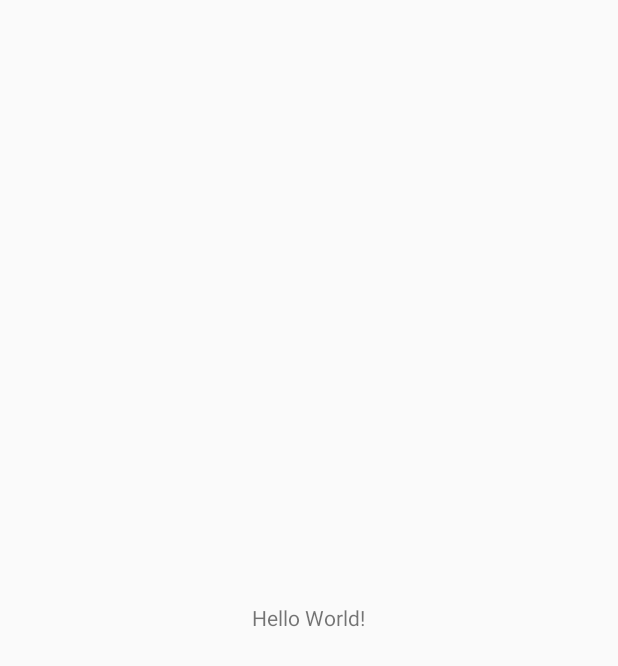
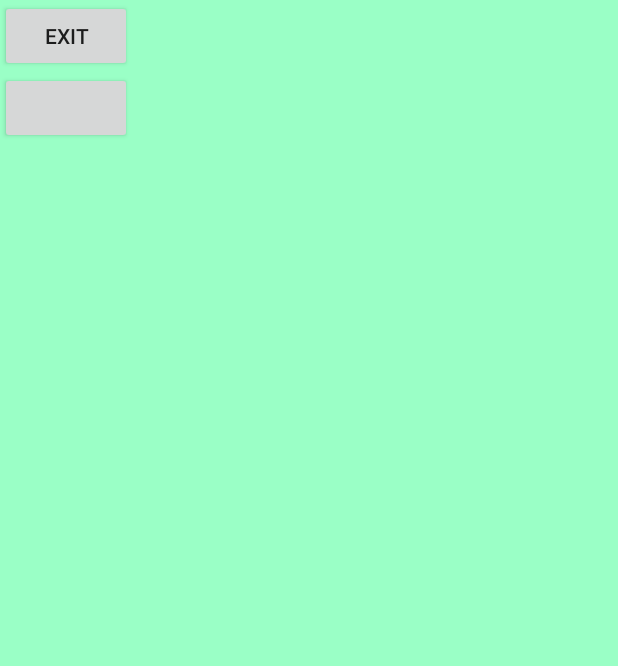
Before and after one commit to JuKyYoon/Pineapple, an Android app: the screen it shows after launch (MainMenuActivity), on a phone screen of 412 x 824 dp. Before the commit the part shown is almost empty. Shown: the top 666 px of the screen. Run offline under Robolectric (Android 15) with nearby library versions, the phone set to English and light mode, and no system bars.

Commit message:
upgrade skeleton #6

```diff
--- a/app/src/main/res/layout/activity_main_menu.xml
+++ b/app/src/main/res/layout/activity_main_menu.xml
@@ -3,11 +3,28 @@
     xmlns:android="http://schemas.android.com/apk/res/android"
     android:layout_width="match_parent"
     android:layout_height="match_parent"
-    android:gravity="center"
+
+    android:background="#9affc6"
     android:id="@+id/main_menu">
 
-    <TextView
+    <!--실행 버튼 세로로 두기-->
+    <LinearLayout
         android:layout_width="wrap_content"
         android:layout_height="wrap_content"
-        android:text="Hello World!" />
+        android:orientation="vertical"
+        android:layout_gravity="right"
+        >
+
+        <Button
+            android:layout_width="wrap_content"
+            android:layout_height="wrap_content"
+
+            android:text="Exit"
+            />
+
+        <Button
+            android:layout_width="wrap_content"
+            android:layout_height="wrap_content" />
+
+    </LinearLayout>
 </LinearLayout>
--- a/app/src/main/res/values/styles.xml
+++ b/app/src/main/res/values/styles.xml
@@ -3,10 +3,11 @@
     <!-- Base application theme. -->
     <style name="AppTheme" parent="Theme.AppCompat.Light.DarkActionBar">
         <!-- Customize your theme here. -->
-        <item name="colorPrimary">@color/colorPrimary</item>
-        <item name="colorPrimaryDark">@color/colorPrimaryDark</item>
+        <item name="colorPrimary">#75dfa3</item>
+        <item name="colorPrimaryDark">#9affc6</item>
         <item name="colorAccent">@color/colorAccent</item>
         <item name="windowNoTitle">true</item>
+        <item name="colorPrimary">#9affc6</item>
     </style>
 
 </resources>
```
Also changed, not shown: 1 other file.
